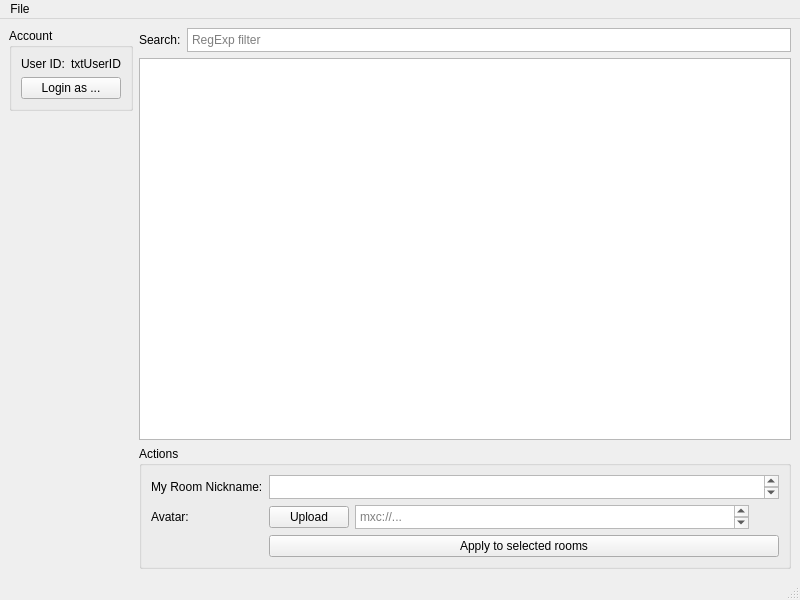
Before: the Qt Designer form ui/mainwindow.ui in SharkyRawr/matrix-changemyname, drawn with Qt 5.
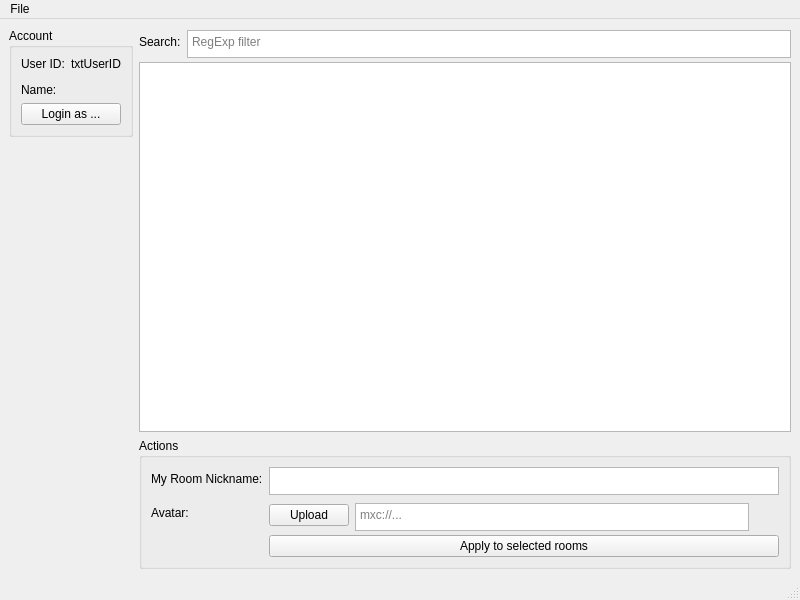
After: the same form once the commit is applied.

Patch:
```diff
--- a/ui/mainwindow.ui
+++ b/ui/mainwindow.ui
@@ -41,6 +41,30 @@
            </item>
           </layout>
          </item>
+         <item>
+          <layout class="QHBoxLayout" name="horizontalLayout_5">
+           <property name="spacing">
+            <number>0</number>
+           </property>
+           <property name="topMargin">
+            <number>6</number>
+           </property>
+           <item>
+            <widget class="QLabel" name="label_5">
+             <property name="text">
+              <string>Name:</string>
+             </property>
+            </widget>
+           </item>
+           <item>
+            <widget class="QLabel" name="txtGlobalName">
+             <property name="text">
+              <string/>
+             </property>
+            </widget>
+           </item>
+          </layout>
+         </item>
          <item>
           <widget class="QPushButton" name="cmdLogin">
            <property name="text">
@@ -85,6 +109,12 @@
             <verstretch>0</verstretch>
            </sizepolicy>
           </property>
+          <property name="minimumSize">
+           <size>
+            <width>0</width>
+            <height>28</height>
+           </size>
+          </property>
           <property name="maximumSize">
            <size>
             <width>16777215</width>
@@ -126,6 +156,12 @@
              <verstretch>0</verstretch>
             </sizepolicy>
            </property>
+           <property name="minimumSize">
+            <size>
+             <width>0</width>
+             <height>28</height>
+            </size>
+           </property>
            <property name="maximumSize">
             <size>
              <width>16777215</width>
@@ -158,6 +194,12 @@
                <verstretch>0</verstretch>
               </sizepolicy>
              </property>
+             <property name="minimumSize">
+              <size>
+               <width>0</width>
+               <height>28</height>
+              </size>
+             </property>
              <property name="maximumSize">
               <size>
                <width>16777215</width>
```
Left out of the diff: 4 changed lines with no effect on the pictures.
